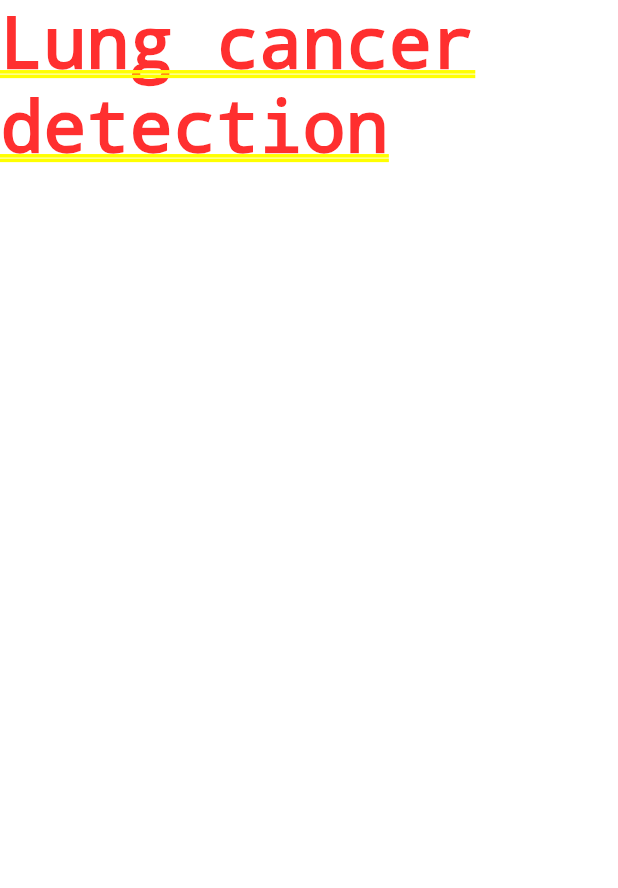
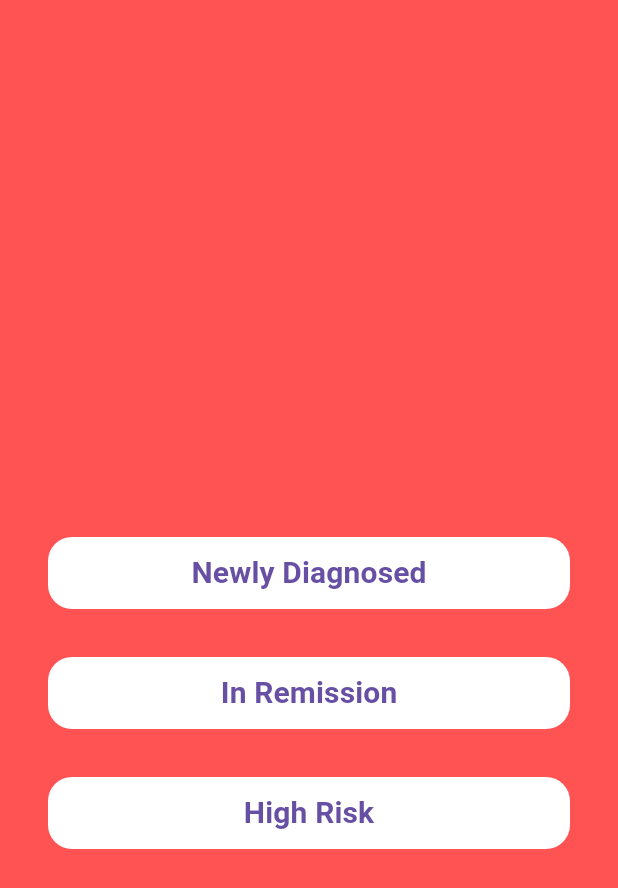
Before and after one commit to awais019/lung_cancer_detection, a Flutter app: the screen it shows after launch, on a phone screen of 412 x 824 dp. Shown: the top 888 px of the screen. Run offline on Flutter 3.47's test engine with Material 3 defaults, Android fonts, the phone set to English and light mode, and no system bars; our stand-ins replace animated_splash_screen.

Commit message:
feat: home screen
Added home screen

```diff
--- /dev/null
+++ b/lib/home.dart
@@ -0,0 +1,64 @@
+import 'package:flutter/material.dart';
+
+class Home extends StatelessWidget {
+  const Home({super.key});
+
+  @override
+  Widget build(BuildContext context) {
+    return Scaffold(
+      backgroundColor: Colors.redAccent,
+      body: Padding(
+        padding: const EdgeInsets.all(32.0),
+        child: Column(
+          mainAxisAlignment: MainAxisAlignment.center,
+          children: [
+            const SizedBox(
+              height: 100,
+            ),
+            Container(
+                width: double.infinity,
+                decoration: const BoxDecoration(
+                  color: Colors.white,
+                  borderRadius: BorderRadius.all(Radius.circular(16.0)),
+                ),
+                child: TextButton(
+                    onPressed: () {},
+                    child: const Text("Newly Diagnosed",
+                        style: TextStyle(
+                          fontSize: 20,
+                          fontWeight: FontWeight.bold,
+                        )))),
+            const SizedBox(height: 32.0),
+            Container(
+                width: double.infinity,
+                decoration: const BoxDecoration(
+                  color: Colors.white,
+                  borderRadius: BorderRadius.all(Radius.circular(16.0)),
+                ),
+                child: TextButton(
+                    onPressed: () {},
+                    child: const Text("In Remission",
+                        style: TextStyle(
+                          fontSize: 20,
+                          fontWeight: FontWeight.bold,
+                        )))),
+            const SizedBox(height: 32.0),
+            Container(
+                width: double.infinity,
+                decoration: const BoxDecoration(
+                  color: Colors.white,
+                  borderRadius: BorderRadius.all(Radius.circular(16.0)),
+                ),
+                child: TextButton(
+                    onPressed: () {},
+                    child: const Text("High Risk",
+                        style: TextStyle(
+                          fontSize: 20,
+                          fontWeight: FontWeight.bold,
+                        )))),
+          ],
+        ),
+      ),
+    );
+  }
+}
--- a/lib/main.dart
+++ b/lib/main.dart
@@ -15,6 +15,7 @@ class MyApp extends StatelessWidget {
       theme: ThemeData(
         primarySwatch: Colors.red,
       ),
+      debugShowCheckedModeBanner: false,
       home: const SplashScreen(),
     );
   }
--- a/lib/splash_screen.dart
+++ b/lib/splash_screen.dart
@@ -1,5 +1,6 @@
 import 'package:flutter/material.dart';
 import 'package:animated_splash_screen/animated_splash_screen.dart';
+import 'package:lung_cancer_detection/home.dart';
 
 class SplashScreen extends StatelessWidget {
   const SplashScreen({super.key});
@@ -18,6 +19,7 @@ class SplashScreen extends StatelessWidget {
       ),
       splashTransition: SplashTransition.decoratedBoxTransition,
       animationDuration: const Duration(milliseconds: 1000),
-        nextScreen: const Text('Lung cancer detection'));
+      nextScreen: const Home(),
+    );
   }
 }
```
Lines whose indentation alone changed are shown as unchanged.
